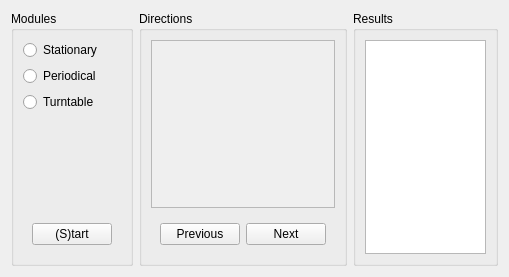
Before: the Qt Designer form tinyos-2.x/trunk/support/cpp/TestShimmer/src/CalibrationWidget.ui in baharev/szte-wsn-code, drawn with Qt 5.
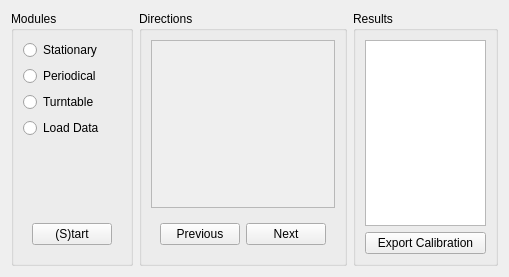
After: the same form once the commit is applied.

Commit message: calibration data import export moteID to sample

The edit to the form file:
```diff
--- a/tinyos-2.x/trunk/support/cpp/TestShimmer/src/CalibrationWidget.ui
+++ b/tinyos-2.x/trunk/support/cpp/TestShimmer/src/CalibrationWidget.ui
@@ -44,6 +44,13 @@
         </property>
        </widget>
       </item>
+      <item>
+       <widget class="QRadioButton" name="loadButton">
+        <property name="text">
+         <string>Load Data</string>
+        </property>
+       </widget>
+      </item>
       <item>
        <spacer name="verticalSpacer">
         <property name="orientation">
@@ -176,6 +183,13 @@
       <item>
        <widget class="QTextBrowser" name="calibrationResults"/>
       </item>
+      <item>
+       <widget class="QPushButton" name="exportButton">
+        <property name="text">
+         <string>Export Calibration</string>
+        </property>
+       </widget>
+      </item>
      </layout>
     </widget>
    </item>
```
The commit also changes 9 other files.
